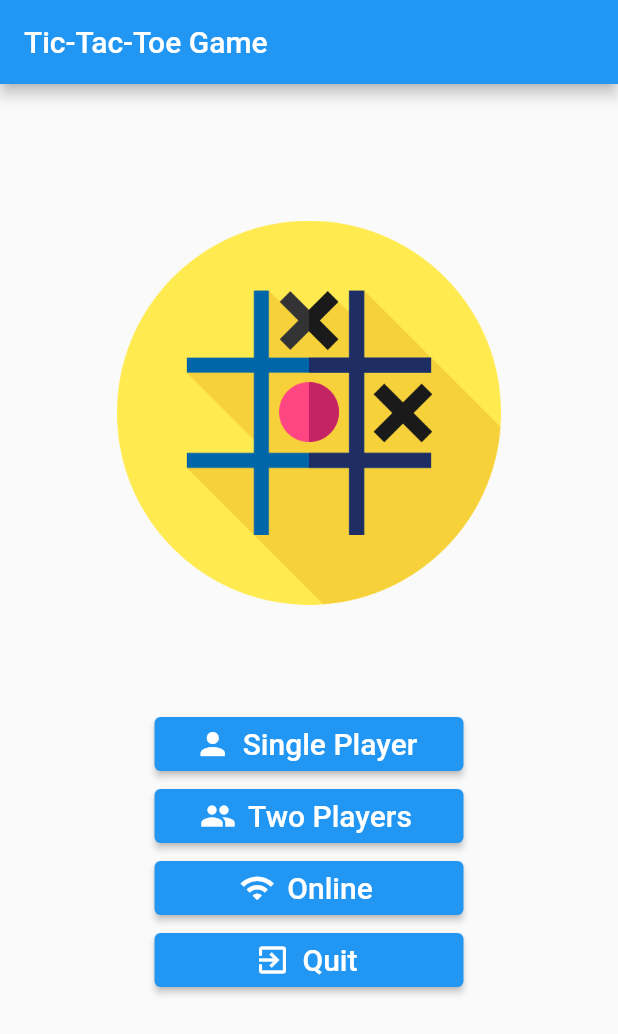
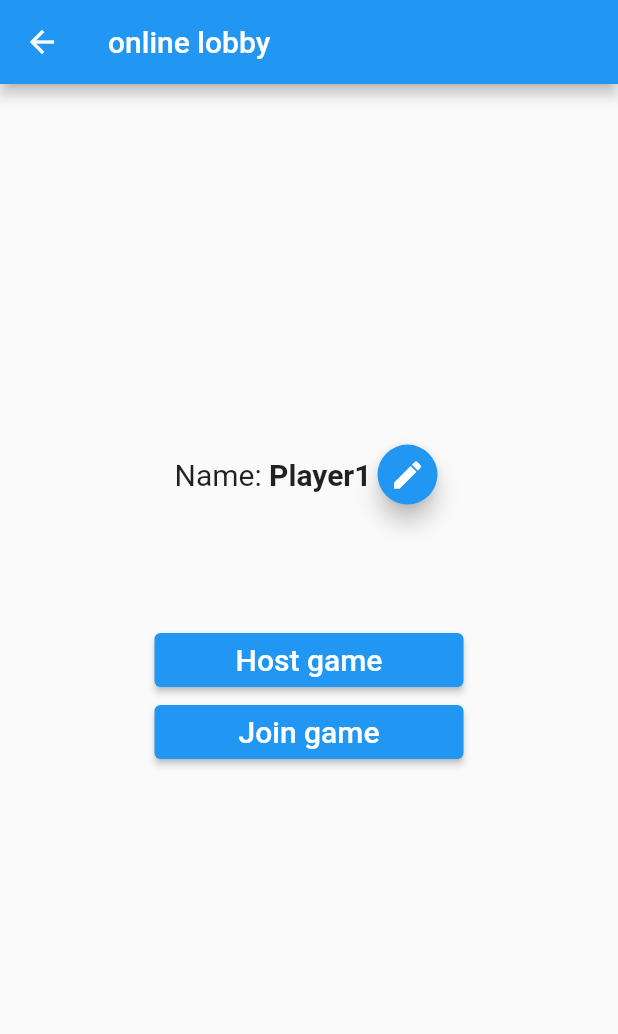
Before and after one commit to SergioSarmiento/dadm-2021-2, a Flutter app: the screen it shows after launch, after a tap on "Online", on a phone screen of 412 x 824 dp. Shown: the top 1034 px of the screen. Run offline on Flutter 3.47's test engine with Material 2 defaults, Android fonts, the light colour scheme and no system bars; our stand-ins replace flutter_bloc; missing offline and left inert: soundpool.

Commit message:
Se agrega pagina de lobby online

```diff
--- a/reto3/tic_tac_toe/lib/src/presentation/app.dart
+++ b/reto3/tic_tac_toe/lib/src/presentation/app.dart
@@ -1,5 +1,6 @@
 import 'package:flutter/material.dart';
 import 'package:tic_tac_toe/src/presentation/bloc/game_page_bloc/game_page.dart';
+import 'package:tic_tac_toe/src/presentation/bloc/online_lobby_bloc/online_lobby.dart';
 import 'package:tic_tac_toe/src/presentation/main_page.dart';
 
 class App extends StatelessWidget {
@@ -16,6 +17,7 @@ class App extends StatelessWidget {
       routes: {
         '/': (context) => const MainPage(),
         '/gamePage': (context) => const GamePage(),
+        '/onlineLobby': (context) => const OnlineLobby(),
       },
     );
   }
--- /dev/null
+++ b/reto3/tic_tac_toe/lib/src/presentation/bloc/online_lobby_bloc/online_lobby.dart
@@ -0,0 +1,16 @@
+import 'package:flutter/material.dart';
+import 'package:flutter_bloc/flutter_bloc.dart';
+import 'package:tic_tac_toe/src/presentation/bloc/online_lobby_bloc/online_lobby_cubit.dart';
+import 'package:tic_tac_toe/src/presentation/bloc/online_lobby_bloc/online_lobby_view.dart';
+
+class OnlineLobby extends StatelessWidget {
+  const OnlineLobby({Key? key}) : super(key: key);
+
+  @override
+  Widget build(BuildContext context) {
+    return BlocProvider(
+      create: (_) => OnlineLobbyCubit(),
+      child: const OnlineLobbyView(),
+    );
+  }
+}
--- /dev/null
+++ b/reto3/tic_tac_toe/lib/src/presentation/bloc/online_lobby_bloc/online_lobby_cubit.dart
@@ -0,0 +1,36 @@
+import 'package:flutter_bloc/flutter_bloc.dart';
+import 'package:tic_tac_toe/src/presentation/bloc/online_lobby_bloc/online_lobby_state.dart';
+
+class OnlineLobbyCubit extends Cubit<OnlineLobbyState> {
+  OnlineLobbyCubit() : super(DisplayMenuOnlineLobbyState('Player1'));
+
+  void editName(String newName) {
+    if (state is DisplayMenuOnlineLobbyState ||
+        state is EditingNameOnlineLobbyState) {
+      emit(EditingNameOnlineLobbyState(newName));
+    }
+  }
+
+  void saveName(String newName) {
+    final nameToSave = newName.replaceAll(' ', '');
+    if (state is EditingNameOnlineLobbyState && nameToSave != '') {
+      emit(DisplayMenuOnlineLobbyState(nameToSave));
+    }
+  }
+
+  Future<void> hostGame() async {
+    if (state is DisplayMenuOnlineLobbyState) {
+      emit(WaitingOnlineLobbyState());
+      await Future.delayed(const Duration(seconds: 1));
+      emit(DisplayMenuOnlineLobbyState('Host'));
+    }
+  }
+
+  Future<void> joinGame() async {
+    if (state is DisplayMenuOnlineLobbyState) {
+      emit(WaitingOnlineLobbyState());
+      await Future.delayed(const Duration(seconds: 1));
+      emit(DisplayMenuOnlineLobbyState('Guest'));
+    }
+  }
+}
--- /dev/null
+++ b/reto3/tic_tac_toe/lib/src/presentation/bloc/online_lobby_bloc/online_lobby_state.dart
@@ -0,0 +1,23 @@
+abstract class OnlineLobbyState {}
+
+class DisplayMenuOnlineLobbyState implements OnlineLobbyState {
+  final String name;
+
+  DisplayMenuOnlineLobbyState(this.name);
+}
+
+class EditingNameOnlineLobbyState implements OnlineLobbyState {
+  final String name;
+
+  EditingNameOnlineLobbyState(this.name);
+}
+
+class WaitingOnlineLobbyState implements OnlineLobbyState {}
+
+class InRoomWaitingOnlineLobbyState implements OnlineLobbyState {}
+
+class InRoomReadyOnlineLobbyState implements OnlineLobbyState {}
+
+class AvailableRoomsOnlineLobbyState implements OnlineLobbyState {}
+
+class ErrorOnlineLobbyState implements OnlineLobbyState {}
--- /dev/null
+++ b/reto3/tic_tac_toe/lib/src/presentation/bloc/online_lobby_bloc/online_lobby_view.dart
@@ -0,0 +1,115 @@
+import 'package:flutter/material.dart';
+import 'package:flutter_bloc/flutter_bloc.dart';
+import 'package:tic_tac_toe/src/presentation/bloc/online_lobby_bloc/online_lobby_cubit.dart';
+import 'package:tic_tac_toe/src/presentation/bloc/online_lobby_bloc/online_lobby_state.dart';
+import '/src/core/constants.dart' as constants;
+
+class OnlineLobbyView extends StatelessWidget {
+  const OnlineLobbyView({Key? key}) : super(key: key);
+
+  @override
+  Widget build(BuildContext context) {
+    return Scaffold(
+        resizeToAvoidBottomInset: false,
+        appBar: AppBar(title: const Text('online lobby')),
+        body: BlocBuilder<OnlineLobbyCubit, OnlineLobbyState>(
+          builder: (context, state) {
+            if (state is DisplayMenuOnlineLobbyState ||
+                state is EditingNameOnlineLobbyState) {
+              return OnlineLobbyMenu(state: state);
+            } else if (state is WaitingOnlineLobbyState) {
+              return const Center(
+                child: CircularProgressIndicator(),
+              );
+            } else {
+              return SizedBox();
+            }
+          },
+        ));
+  }
+}
+
+class OnlineLobbyMenu extends StatelessWidget {
+  const OnlineLobbyMenu({
+    Key? key,
+    required this.state,
+  }) : super(key: key);
+
+  final OnlineLobbyState state;
+
+  @override
+  Widget build(BuildContext context) {
+    return Center(
+      child: Column(
+        mainAxisAlignment: MainAxisAlignment.center,
+        children: [
+          state is DisplayMenuOnlineLobbyState
+              ? Row(
+                  mainAxisAlignment: MainAxisAlignment.center,
+                  children: [
+                    const Text(
+                      'Name: ',
+                      style: TextStyle(fontSize: constants.fontSize),
+                    ),
+                    Text(
+                      (state as DisplayMenuOnlineLobbyState).name,
+                      style: const TextStyle(
+                          fontSize: constants.fontSize,
+                          fontWeight: FontWeight.bold),
+                    ),
+                    FloatingActionButton(
+                      onPressed: () => context
+                          .read<OnlineLobbyCubit>()
+                          .editName(
+                              (state as DisplayMenuOnlineLobbyState).name),
+                      mini: true,
+                      child: const Icon(Icons.edit),
+                    ),
+                  ],
+                )
+              : SizedBox(
+                  width: MediaQuery.of(context).size.width * 0.5,
+                  child: TextField(
+                    onChanged: (newName) =>
+                        context.read<OnlineLobbyCubit>().editName(newName),
+                    decoration: InputDecoration(
+                      hintText: 'Enter Name',
+                      suffixIcon: IconButton(
+                        onPressed: () => context
+                            .read<OnlineLobbyCubit>()
+                            .saveName(
+                                (state as EditingNameOnlineLobbyState).name),
+                        icon: const Icon(Icons.send),
+                      ),
+                    ),
+                  ),
+                ),
+          SizedBox(
+            height: MediaQuery.of(context).size.height * 0.3,
+            width: MediaQuery.of(context).size.width * 0.5,
+            child: Column(
+              mainAxisAlignment: MainAxisAlignment.center,
+              crossAxisAlignment: CrossAxisAlignment.stretch,
+              children: [
+                ElevatedButton(
+                  onPressed: () => context.read<OnlineLobbyCubit>().hostGame(),
+                  child: const Text(
+                    'Host game',
+                    style: TextStyle(fontSize: constants.fontSize),
+                  ),
+                ),
+                ElevatedButton(
+                  onPressed: () => context.read<OnlineLobbyCubit>().joinGame(),
+                  child: const Text(
+                    'Join game',
+                    style: TextStyle(fontSize: constants.fontSize),
+                  ),
+                ),
+              ],
+            ),
+          ),
+        ],
+      ),
+    );
+  }
+}
--- a/reto3/tic_tac_toe/lib/src/presentation/main_page.dart
+++ b/reto3/tic_tac_toe/lib/src/presentation/main_page.dart
@@ -85,14 +85,14 @@ class MainPage extends StatelessWidget {
                 '/gamePage',
                 arguments: GamePageArguments(gameMode: GameMode.twoPlayers),
               ),
-              icon: Icon(Icons.people),
+              icon: const Icon(Icons.people),
               label: const Text(
                 constants.gameModeTwoPlayers,
                 style: TextStyle(fontSize: constants.fontSize),
               ),
             ),
             ElevatedButton.icon(
-                onPressed: () {},
+                onPressed: () => Navigator.pushNamed(context, '/onlineLobby'),
                 icon: const Icon(Icons.wifi),
                 label: const Text(constants.gameModeOnline,
                     style: TextStyle(fontSize: constants.fontSize))),
```
